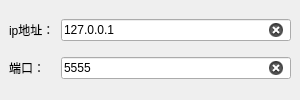
Before: the Qt Designer form plugins/aam/wireless.ui in abcdesteve/Toolbox, drawn with Qt 5.
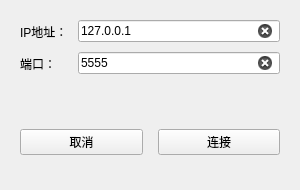
After: the same form once the commit is applied. Custom widgets are drawn as their Qt base class.

Commit message: 1.FHC新增了blake3校验 2.修复了设置界面、ScrollArea背景不透明的bug 3.修复了InputDialog的QFrame存在边线的bug 4.修复了FHC中对文本计算大小有误的问题 5.完成FSA的界面设计 6.更新了版本号与首页版权信息

Patch:
```diff
--- a/plugins/aam/wireless.ui
+++ b/plugins/aam/wireless.ui
@@ -1,70 +1,190 @@
 <?xml version="1.0" encoding="UTF-8"?>
 <ui version="4.0">
  <class>wireless</class>
- <widget class="QMainWindow" name="wireless">
+ <widget class="QWidget" name="wireless">
   <property name="geometry">
    <rect>
     <x>0</x>
     <y>0</y>
     <width>300</width>
-    <height>100</height>
+    <height>190</height>
    </rect>
   </property>
   <property name="minimumSize">
    <size>
     <width>300</width>
-    <height>100</height>
+    <height>190</height>
    </size>
   </property>
   <property name="maximumSize">
    <size>
     <width>300</width>
-    <height>100</height>
+    <height>190</height>
    </size>
   </property>
   <property name="windowTitle">
    <string>无线调试</string>
   </property>
-  <widget class="QWidget" name="centralwidget">
-   <layout class="QGridLayout" name="gridLayout">
-    <item row="0" column="0">
-     <widget class="QLabel" name="label_ip">
-      <property name="text">
-       <string>ip地址：</string>
+  <layout class="QVBoxLayout" name="verticalLayout_3">
+   <property name="spacing">
+    <number>0</number>
+   </property>
+   <property name="leftMargin">
+    <number>0</number>
+   </property>
+   <property name="topMargin">
+    <number>0</number>
+   </property>
+   <property name="rightMargin">
+    <number>0</number>
+   </property>
+   <property name="bottomMargin">
+    <number>0</number>
+   </property>
+   <item>
+    <widget class="QFrame" name="frame">
+     <property name="frameShape">
+      <enum>QFrame::NoFrame</enum>
+     </property>
+     <property name="frameShadow">
+      <enum>QFrame::Plain</enum>
+     </property>
+     <property name="lineWidth">
+      <number>0</number>
+     </property>
+     <layout class="QHBoxLayout" name="horizontalLayout_2">
+      <property name="spacing">
+       <number>10</number>
       </property>
-     </widget>
-    </item>
-    <item row="0" column="1">
-     <widget class="LineEdit" name="lineedit_ip">
-      <property name="text">
-       <string>127.0.0.1</string>
+      <property name="leftMargin">
+       <number>20</number>
       </property>
-      <property name="clearButtonEnabled">
-       <bool>true</bool>
+      <property name="topMargin">
+       <number>20</number>
       </property>
-     </widget>
-    </item>
-    <item row="1" column="0">
-     <widget class="QLabel" name="label_port">
-      <property name="text">
-       <string>端口：</string>
+      <property name="rightMargin">
+       <number>20</number>
       </property>
-     </widget>
-    </item>
-    <item row="1" column="1">
-     <widget class="LineEdit" name="lineedit_port">
-      <property name="text">
-       <string>5555</string>
+      <property name="bottomMargin">
+       <number>20</number>
       </property>
-      <property name="clearButtonEnabled">
-       <bool>true</bool>
+      <item>
+       <layout class="QVBoxLayout" name="verticalLayout">
+        <item>
+         <widget class="QLabel" name="label_ip">
+          <property name="text">
+           <string>IP地址：</string>
+          </property>
+         </widget>
+        </item>
+        <item>
+         <widget class="QLabel" name="label_port">
+          <property name="text">
+           <string>端口：</string>
+          </property>
+         </widget>
+        </item>
+       </layout>
+      </item>
+      <item>
+       <layout class="QVBoxLayout" name="verticalLayout_2">
+        <item>
+         <widget class="LineEdit" name="lineedit_ip">
+          <property name="text">
+           <string>127.0.0.1</string>
+          </property>
+          <property name="cursorPosition">
+           <number>0</number>
+          </property>
+          <property name="clearButtonEnabled">
+           <bool>true</bool>
+          </property>
+         </widget>
+        </item>
+        <item>
+         <widget class="LineEdit" name="lineedit_port">
+          <property name="text">
+           <string>5555</string>
+          </property>
+          <property name="cursorPosition">
+           <number>0</number>
+          </property>
+          <property name="clearButtonEnabled">
+           <bool>true</bool>
+          </property>
+         </widget>
+        </item>
+       </layout>
+      </item>
+     </layout>
+    </widget>
+   </item>
+   <item>
+    <widget class="QFrame" name="frame_2">
+     <property name="accessibleDescription">
+      <string>dialog_lower_frame</string>
+     </property>
+     <property name="frameShape">
+      <enum>QFrame::NoFrame</enum>
+     </property>
+     <property name="frameShadow">
+      <enum>QFrame::Plain</enum>
+     </property>
+     <property name="lineWidth">
+      <number>0</number>
+     </property>
+     <layout class="QHBoxLayout" name="horizontalLayout">
+      <property name="spacing">
+       <number>15</number>
       </property>
-     </widget>
-    </item>
-   </layout>
-  </widget>
+      <property name="leftMargin">
+       <number>20</number>
+      </property>
+      <property name="topMargin">
+       <number>20</number>
+      </property>
+      <property name="rightMargin">
+       <number>20</number>
+      </property>
+      <property name="bottomMargin">
+       <number>20</number>
+      </property>
+      <item>
+       <widget class="PushButton" name="btn_cancel">
+        <property name="focusPolicy">
+         <enum>Qt::NoFocus</enum>
+        </property>
+        <property name="text">
+         <string>取消</string>
+        </property>
+       </widget>
+      </item>
+      <item>
+       <widget class="PrimaryPushButton" name="btn_connect">
+        <property name="focusPolicy">
+         <enum>Qt::NoFocus</enum>
+        </property>
+        <property name="text">
+         <string>连接</string>
+        </property>
+       </widget>
+      </item>
+     </layout>
+    </widget>
+   </item>
+  </layout>
  </widget>
  <customwidgets>
+  <customwidget>
+   <class>PushButton</class>
+   <extends>QPushButton</extends>
+   <header>qfluentwidgets</header>
+  </customwidget>
+  <customwidget>
+   <class>PrimaryPushButton</class>
+   <extends>PushButton</extends>
+   <header>qfluentwidgets</header>
+  </customwidget>
   <customwidget>
    <class>LineEdit</class>
    <extends>QLineEdit</extends>
```
Left out of the diff: 6 changed lines with no effect on the pictures. The commit also changes 20 other files.
